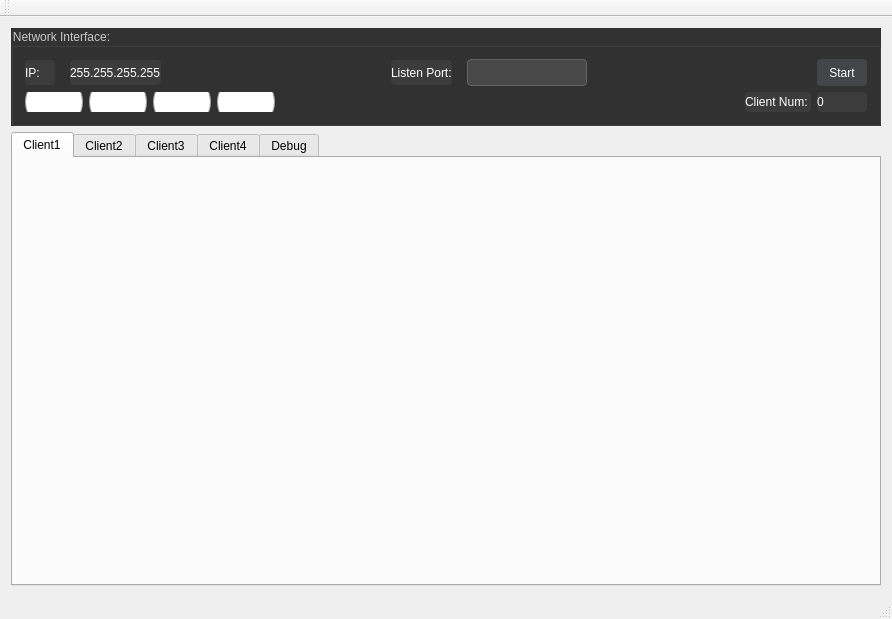
Old version of the form mainwindow.ui in the repository WirelessDataCollect/UpperMonitor.
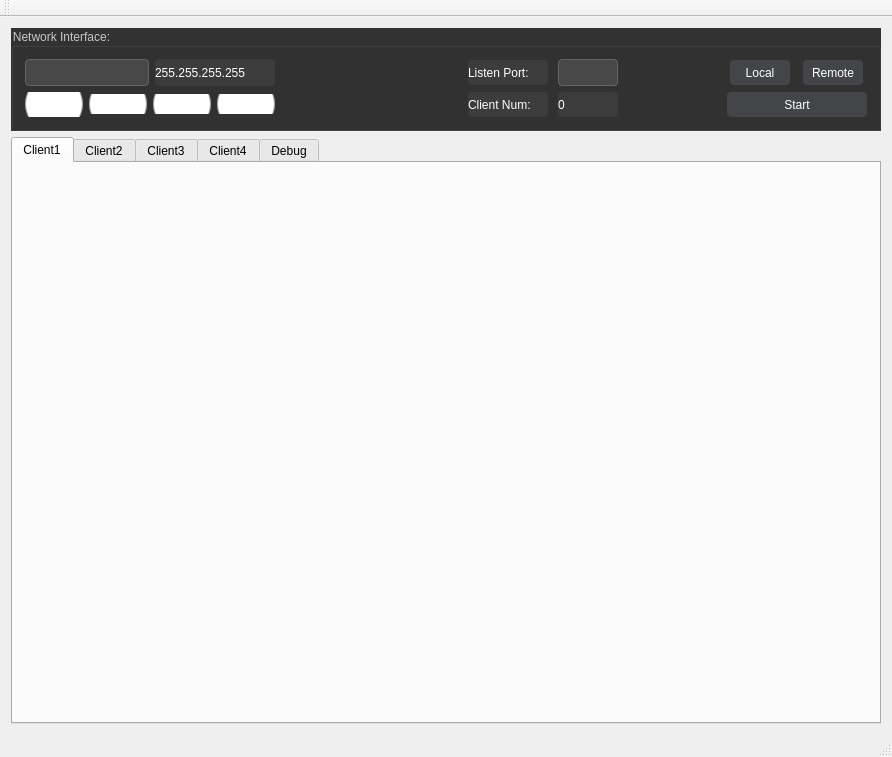
New version of the form. The open tabs and pages were chosen to show the change. Icons and pictures are not drawn.

Diff of the .ui file:
```diff
--- a/mainwindow.ui
+++ b/mainwindow.ui
@@ -7,7 +7,7 @@
     <x>0</x>
     <y>0</y>
     <width>892</width>
-    <height>619</height>
+    <height>757</height>
    </rect>
   </property>
   <property name="windowTitle">
@@ -21,7 +21,9 @@
 QWidget#widchart {
         background: rgb(50, 50, 50);
 }
-
+QMessageBox{
+ background: rgb(50, 50, 50);
+}
 /*
 QFrame{
         border: 1px solid rgb(50, 50, 50);
@@ -172,10 +174,9 @@
 QComboBox::drop-down:hover {
         background: rgba(255, 255, 255, 30);
 }
-/*
 QComboBox::down-arrow {
         image: url(:/Black/arrowBottom);
-}*/
+}
 QComboBox::down-arrow:on {
         /**top: 1px;**/
 }
@@ -212,7 +213,7 @@
 </string>
   </property>
   <widget class="QWidget" name="centralWidget">
-   <layout class="QGridLayout" name="gridLayout">
+   <layout class="QGridLayout" name="gridLayout_2">
     <item row="0" column="0">
      <widget class="QGroupBox" name="groupBox_3">
       <property name="sizePolicy">
@@ -224,42 +225,36 @@
       <property name="title">
        <string>Network Interface:</string>
       </property>
-      <layout class="QVBoxLayout" name="verticalLayout">
-       <item>
+      <layout class="QGridLayout" name="gridLayout">
+       <item row="0" column="0">
         <layout class="QHBoxLayout" name="horizontalLayout">
-         <property name="spacing">
-          <number>15</number>
-         </property>
          <item>
-          <widget class="QLabel" name="label_2">
+          <widget class="QComboBox" name="comboBox_Interface">
            <property name="sizePolicy">
-            <sizepolicy hsizetype="Preferred" vsizetype="Fixed">
+            <sizepolicy hsizetype="Fixed" vsizetype="Fixed">
              <horstretch>0</horstretch>
              <verstretch>0</verstretch>
             </sizepolicy>
            </property>
-           <property name="minimumSize">
+           <property name="maximumSize">
             <size>
-             <width>30</width>
-             <height>25</height>
+             <width>130</width>
+             <height>16777215</height>
             </size>
            </property>
-           <property name="text">
-            <string>IP:</string>
-           </property>
           </widget>
          </item>
          <item>
           <widget class="QLabel" name="label_LocalIP">
            <property name="sizePolicy">
-            <sizepolicy hsizetype="Preferred" vsizetype="Fixed">
+            <sizepolicy hsizetype="Fixed" vsizetype="Preferred">
              <horstretch>0</horstretch>
              <verstretch>0</verstretch>
             </sizepolicy>
            </property>
            <property name="minimumSize">
             <size>
-             <width>0</width>
+             <width>100</width>
              <height>25</height>
             </size>
            </property>
@@ -274,30 +269,37 @@
            </property>
           </widget>
          </item>
-         <item>
-          <spacer name="horizontalSpacer">
+        </layout>
+       </item>
+       <item row="0" column="1">
+        <spacer name="horizontalSpacer_6">
            <property name="orientation">
             <enum>Qt::Horizontal</enum>
            </property>
            <property name="sizeHint" stdset="0">
             <size>
-             <width>48</width>
+           <width>187</width>
              <height>20</height>
             </size>
            </property>
           </spacer>
          </item>
+       <item row="0" column="2">
+        <layout class="QHBoxLayout" name="horizontalLayout_3">
+         <property name="spacing">
+          <number>10</number>
+         </property>
          <item>
           <widget class="QLabel" name="Listen">
            <property name="sizePolicy">
-            <sizepolicy hsizetype="Preferred" vsizetype="Fixed">
+            <sizepolicy hsizetype="Fixed" vsizetype="Fixed">
              <horstretch>0</horstretch>
              <verstretch>0</verstretch>
             </sizepolicy>
            </property>
            <property name="minimumSize">
             <size>
-             <width>0</width>
+             <width>80</width>
              <height>25</height>
             </size>
            </property>
@@ -309,11 +311,17 @@
          <item>
           <widget class="QLineEdit" name="lineEdit_UdpListenPort">
            <property name="sizePolicy">
-            <sizepolicy hsizetype="Expanding" vsizetype="Preferred">
+            <sizepolicy hsizetype="Fixed" vsizetype="Preferred">
              <horstretch>0</horstretch>
              <verstretch>0</verstretch>
             </sizepolicy>
            </property>
+           <property name="minimumSize">
+            <size>
+             <width>60</width>
+             <height>0</height>
+            </size>
+           </property>
            <property name="maximumSize">
             <size>
              <width>120</width>
@@ -322,37 +330,73 @@
            </property>
           </widget>
          </item>
-         <item>
-          <spacer name="horizontalSpacer_2">
+        </layout>
+       </item>
+       <item row="0" column="3">
+        <spacer name="horizontalSpacer">
            <property name="orientation">
             <enum>Qt::Horizontal</enum>
            </property>
            <property name="sizeHint" stdset="0">
             <size>
-             <width>48</width>
+           <width>93</width>
              <height>20</height>
             </size>
            </property>
           </spacer>
          </item>
+       <item row="0" column="4">
+        <layout class="QHBoxLayout" name="horizontalLayout_5">
+         <property name="spacing">
+          <number>10</number>
+         </property>
          <item>
-          <widget class="QPushButton" name="button_UdpStart">
+          <widget class="QPushButton" name="pushButton_local">
            <property name="sizePolicy">
-            <sizepolicy hsizetype="Preferred" vsizetype="Preferred">
+            <sizepolicy hsizetype="Fixed" vsizetype="Fixed">
              <horstretch>0</horstretch>
              <verstretch>0</verstretch>
             </sizepolicy>
            </property>
+           <property name="minimumSize">
+            <size>
+             <width>60</width>
+             <height>0</height>
+            </size>
+           </property>
+           <property name="maximumSize">
+            <size>
+             <width>60</width>
+             <height>16777215</height>
+            </size>
+           </property>
            <property name="text">
-            <string>Start</string>
+            <string>Local</string>
+           </property>
+          </widget>
+         </item>
+         <item>
+          <widget class="QPushButton" name="pushButton_remote">
+           <property name="minimumSize">
+            <size>
+             <width>60</width>
+             <height>0</height>
+            </size>
+           </property>
+           <property name="maximumSize">
+            <size>
+             <width>60</width>
+             <height>16777215</height>
+            </size>
+           </property>
+           <property name="text">
+            <string>Remote</string>
            </property>
           </widget>
          </item>
         </layout>
        </item>
-       <item>
-        <layout class="QHBoxLayout" name="horizontalLayout_3">
-         <item>
+       <item row="1" column="0">
           <layout class="QHBoxLayout" name="horizontalLayout_2">
            <property name="sizeConstraint">
             <enum>QLayout::SetFixedSize</enum>
@@ -414,21 +458,38 @@
            </item>
           </layout>
          </item>
-         <item>
+       <item row="1" column="1">
           <spacer name="horizontalSpacer_3">
            <property name="orientation">
             <enum>Qt::Horizontal</enum>
            </property>
            <property name="sizeHint" stdset="0">
             <size>
-             <width>48</width>
+           <width>187</width>
              <height>20</height>
             </size>
            </property>
           </spacer>
          </item>
+       <item row="1" column="2">
+        <layout class="QHBoxLayout" name="horizontalLayout_4">
+         <property name="spacing">
+          <number>10</number>
+         </property>
          <item>
           <widget class="QLabel" name="label_3">
+           <property name="sizePolicy">
+            <sizepolicy hsizetype="Fixed" vsizetype="Preferred">
+             <horstretch>0</horstretch>
+             <verstretch>0</verstretch>
+            </sizepolicy>
+           </property>
+           <property name="minimumSize">
+            <size>
+             <width>80</width>
+             <height>0</height>
+            </size>
+           </property>
            <property name="text">
             <string>Client Num: </string>
            </property>
@@ -444,7 +505,7 @@
            </property>
            <property name="minimumSize">
             <size>
-             <width>50</width>
+             <width>60</width>
              <height>0</height>
             </size>
            </property>
@@ -455,6 +516,44 @@
          </item>
         </layout>
        </item>
+       <item row="1" column="3">
+        <spacer name="horizontalSpacer_5">
+         <property name="orientation">
+          <enum>Qt::Horizontal</enum>
+         </property>
+         <property name="sizeHint" stdset="0">
+          <size>
+           <width>93</width>
+           <height>20</height>
+          </size>
+         </property>
+        </spacer>
+       </item>
+       <item row="1" column="4">
+        <widget class="QPushButton" name="button_UdpStart">
+         <property name="sizePolicy">
+          <sizepolicy hsizetype="Preferred" vsizetype="Preferred">
+           <horstretch>0</horstretch>
+           <verstretch>0</verstretch>
+          </sizepolicy>
+         </property>
+         <property name="minimumSize">
+          <size>
+           <width>140</width>
+           <height>0</height>
+          </size>
+         </property>
+         <property name="maximumSize">
+          <size>
+           <width>140</width>
+           <height>16777215</height>
+          </size>
+         </property>
+         <property name="text">
+          <string>Start</string>
+         </property>
+        </widget>
+       </item>
       </layout>
      </widget>
     </item>
```
Left out of the diff: 2 changed lines with no effect on the pictures. Lines whose indentation alone changed are shown as unchanged.
